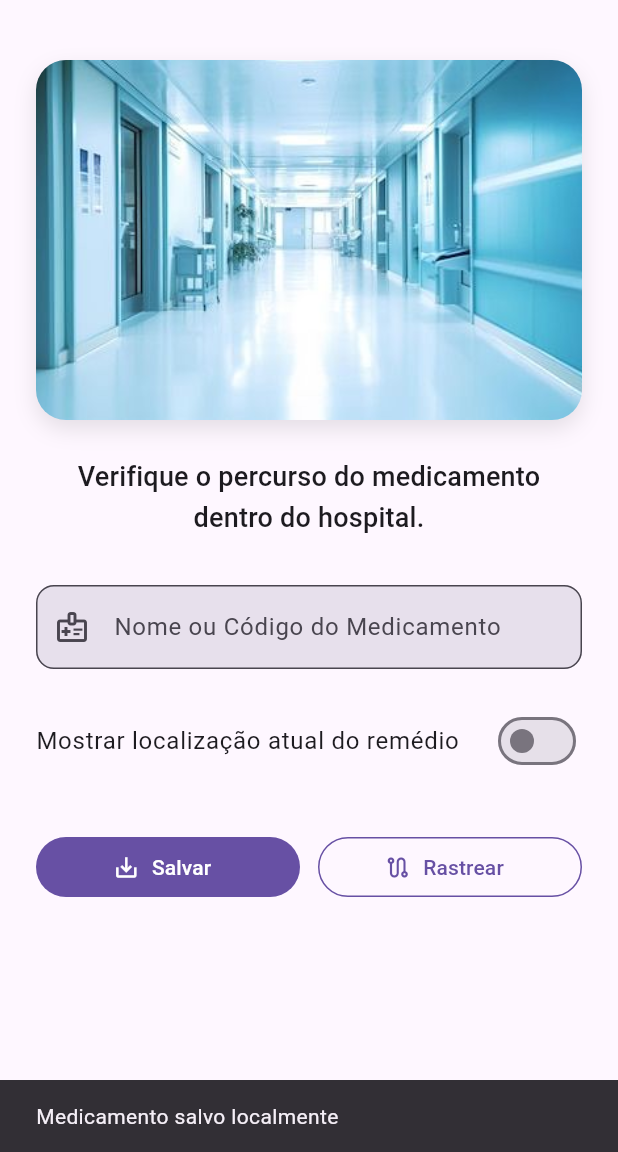
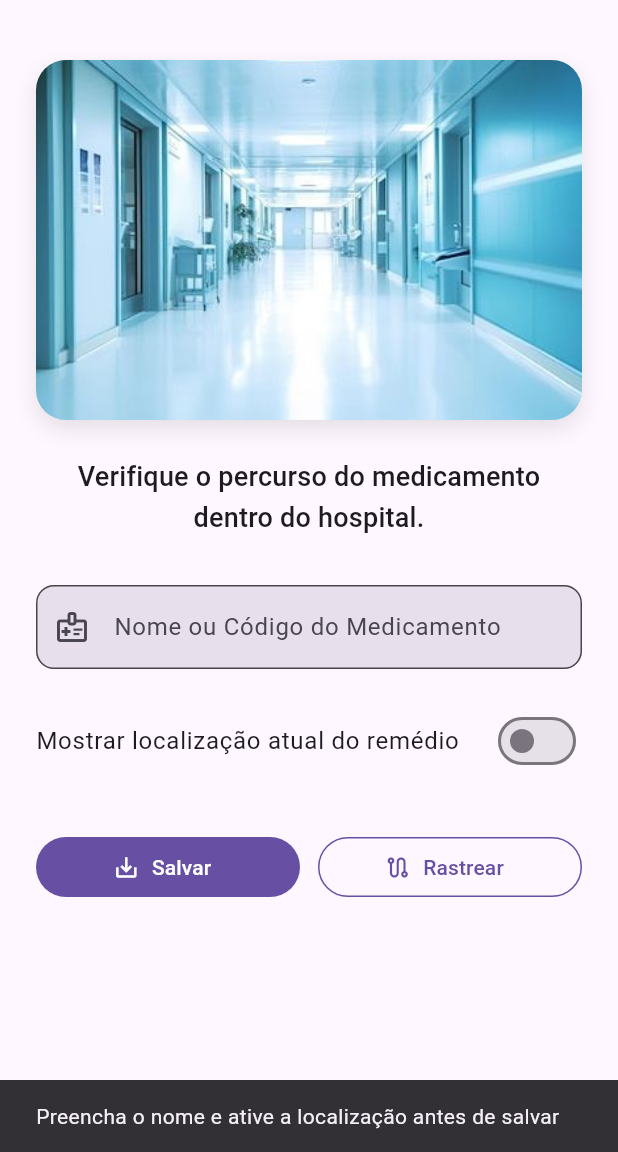
Before and after one commit to PassouAqui/passou-aqui-mobile, a Flutter app: the screen it shows after launch, after a tap on "Salvar", on a phone screen of 412 x 824 dp, the part 84-1236 px from its top. Run offline on Flutter 3.47's test engine with Material 3 defaults, Android fonts, the phone set to English and light mode, and no system bars; our stand-ins replace dio, flutter_dotenv, shared_preferences; accounts and stored records are empty.

Commit message:
Frontend Atualizado

```diff
--- a/lib/home.dart
+++ b/lib/home.dart
@@ -1,5 +1,9 @@
+import 'dart:math';
 import 'package:flutter/material.dart';
 import 'package:shared_preferences/shared_preferences.dart';
+import 'package:pdf/widgets.dart' as pw;
+import 'package:path_provider/path_provider.dart';
+import 'dart:io';
 
 class HomePage extends StatefulWidget {
   const HomePage({super.key});
@@ -11,18 +15,52 @@ class HomePage extends StatefulWidget {
 class _HomePageState extends State<HomePage> {
   final _medicamentoController = TextEditingController();
   bool _mostrarLocalAtual = false;
+  String? _corredor;
+  String? _setor;
 
   void _salvarMedicamentoLocalmente() async {
+    final nome = _medicamentoController.text.trim();
+    if (nome.isEmpty || _corredor == null || _setor == null) {
+      ScaffoldMessenger.of(context).showSnackBar(
+        const SnackBar(content: Text('Preencha o nome e ative a localização antes de salvar')),
+      );
+      return;
+    }
+
     final prefs = await SharedPreferences.getInstance();
-    await prefs.setString('medicamento', _medicamentoController.text);
+    await prefs.setString('medicamento', nome);
+
+    final pdf = pw.Document();
+    pdf.addPage(
+      pw.Page(
+        build: (pw.Context context) {
+          return pw.Column(
+            crossAxisAlignment: pw.CrossAxisAlignment.start,
+            children: [
+              pw.Text('Relatório de Localização do Medicamento',
+                  style: pw.TextStyle(fontSize: 20, fontWeight: pw.FontWeight.bold)),
+              pw.SizedBox(height: 16),
+              pw.Text('Nome do Medicamento: $nome'),
+              pw.Text('Corredor: $_corredor'),
+              pw.Text('Setor: $_setor'),
+              pw.Text('Data/Hora: ${DateTime.now()}'),
+            ],
+          );
+        },
+      ),
+    );
+
+    final dir = await getApplicationDocumentsDirectory();
+    final file = File('${dir.path}/$nome-relatorio.pdf');
+    await file.writeAsBytes(await pdf.save());
+
     ScaffoldMessenger.of(context).showSnackBar(
-      const SnackBar(content: Text('Medicamento salvo localmente')),
+      SnackBar(content: Text('PDF salvo em: ${file.path}')),
     );
   }
 
   void _navegarParaRastreamento() {
     final nomeMedicamento = _medicamentoController.text.trim();
-
     if (nomeMedicamento.isEmpty) {
       ScaffoldMessenger.of(context).showSnackBar(
         const SnackBar(content: Text('Digite o nome do medicamento para continuar.')),
@@ -35,6 +73,16 @@ class _HomePageState extends State<HomePage> {
       '/rastreamento',
       arguments: nomeMedicamento,
     );
+  }
+
+  void _gerarLocalizacaoAleatoria() {
+    final corredores = ['A1', 'B3', 'C2', 'D5', 'E4'];
+    final setores = ['Farmácia', 'Emergência', 'UTI', 'Pediatria', 'Oncologia'];
+    final random = Random();
+    setState(() {
+      _corredor = corredores[random.nextInt(corredores.length)];
+      _setor = setores[random.nextInt(setores.length)];
+    });
   }
 
   @override
@@ -107,12 +155,45 @@ class _HomePageState extends State<HomePage> {
                   title: const Text('Mostrar localização atual do remédio'),
                   value: _mostrarLocalAtual,
                   onChanged: (val) {
+                    if (_medicamentoController.text.trim().isEmpty) {
+                      ScaffoldMessenger.of(context).showSnackBar(
+                        const SnackBar(
+                          content: Text('Digite o nome do medicamento antes de mostrar a localização'),
+                        ),
+                      );
+                      return;
+                    }
                     setState(() {
                       _mostrarLocalAtual = val;
                     });
+                    if (val) {
+                      _gerarLocalizacaoAleatoria();
+                    }
                   },
                   activeColor: theme.colorScheme.primary,
                   contentPadding: const EdgeInsets.symmetric(horizontal: 0),
+                ),
+                if (_mostrarLocalAtual && _corredor != null && _setor != null)
+                  Padding(
+                    padding: const EdgeInsets.only(top: 20),
+                    child: Container(
+                      width: double.infinity,
+                      padding: const EdgeInsets.all(16),
+                      decoration: BoxDecoration(
+                        color: Colors.blue.shade50,
+                        borderRadius: BorderRadius.circular(12),
+                        border: Border.all(color: Colors.blue),
+                      ),
+                      child: Column(
+                        crossAxisAlignment: CrossAxisAlignment.start,
+                        children: [
+                          const Text('📍 Localização Atual do Medicamento:', style: TextStyle(fontWeight: FontWeight.bold)),
+                          const SizedBox(height: 8),
+                          Text('Corredor: $_corredor'),
+                          Text('Setor: $_setor'),
+                        ],
+                      ),
+                    ),
                   ),
                 const SizedBox(height: 32),
                 Row(
--- a/pubspec.yaml
+++ b/pubspec.yaml
@@ -31,6 +31,8 @@ dependencies:
   flutter:
     sdk: flutter
   shared_preferences: ^2.2.2
+  path_provider: ^2.1.2
+  pdf: ^3.10.4
 
   # The following adds the Cupertino Icons font to your application.
   # Use with the CupertinoIcons class for iOS style icons.
```
Also changed, not shown: pubspec.lock, 3 other files. Lines whose indentation alone changed are shown as unchanged.
